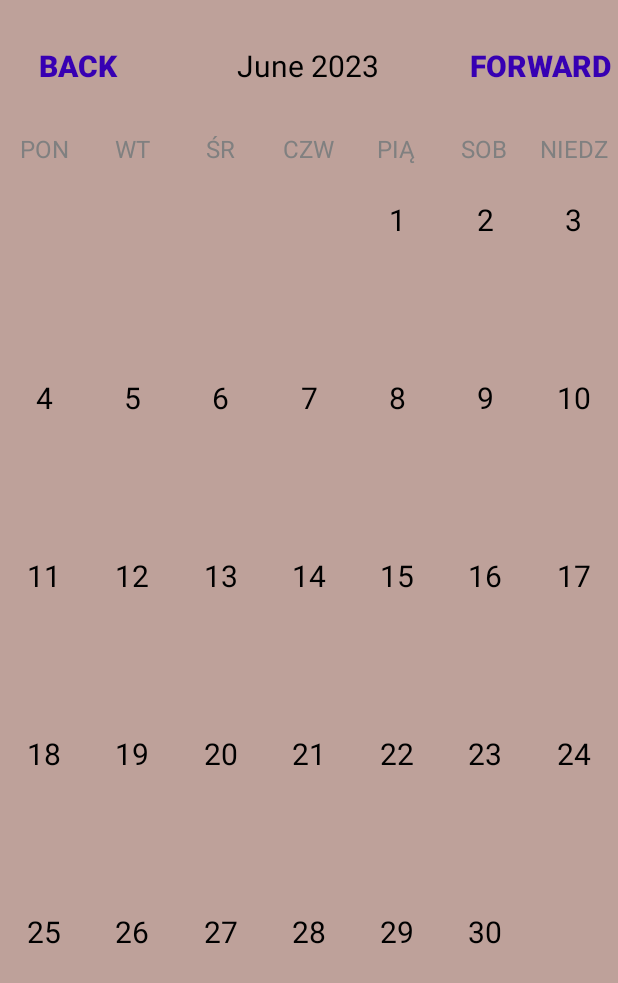
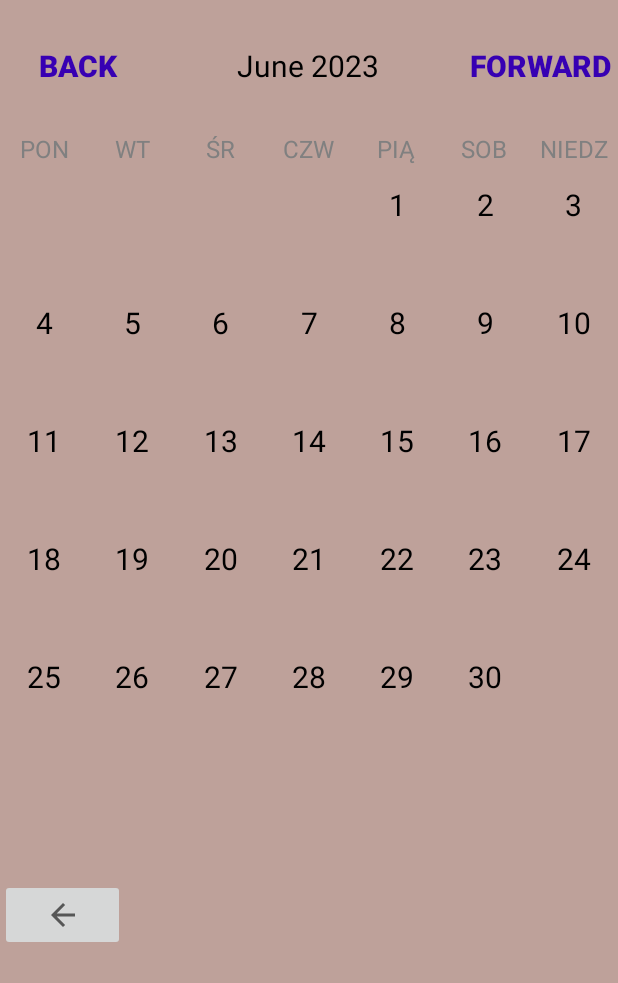
Before and after one commit to StarDust199/MaestroManager, an Android app: the CalendarActivity screen opened directly, with no data from a screen before it, on a phone screen of 412 x 824 dp. Shown: the top 983 px of the screen. Run offline under Robolectric (Android 15) with nearby library versions, the phone set to English and light mode, and no system bars.

Commit message:
fixed another problems with app

```diff
--- a/app/src/main/AndroidManifest.xml
+++ b/app/src/main/AndroidManifest.xml
@@ -47,14 +47,14 @@
                 android:value="" />
         </activity>
         <activity
-            android:name=".AttendanceActivity"
+            android:name=".CalendarActivity"
             android:exported="false">
             <meta-data
                 android:name="android.app.lib_name"
                 android:value="" />
         </activity>
         <activity
-            android:name=".CalendarActivity"
+            android:name=".AttendanceActivity"
             android:exported="false">
             <meta-data
                 android:name="android.app.lib_name"
--- a/app/src/main/java/com/example/maestro/CalendarActivity.java
+++ b/app/src/main/java/com/example/maestro/CalendarActivity.java
@@ -1,19 +1,15 @@
 package com.example.maestro;
-
-
-import androidx.appcompat.app.AppCompatActivity;
-
-import androidx.recyclerview.widget.RecyclerView;
-
-import androidx.recyclerview.widget.GridLayoutManager;
 
 
 import android.content.Intent;
 import android.os.Bundle;
 import android.view.View;
-import android.widget.ImageButton;
 import android.widget.TextView;
 import android.widget.Toast;
+
+import androidx.appcompat.app.AppCompatActivity;
+import androidx.recyclerview.widget.GridLayoutManager;
+import androidx.recyclerview.widget.RecyclerView;
 
 import java.time.LocalDate;
 import java.time.YearMonth;
@@ -30,7 +26,7 @@ public class CalendarActivity extends AppCompatActivity implements CalendarAdapt
     @Override
     protected void onCreate(Bundle savedInstanceState) {
         super.onCreate(savedInstanceState);
-        setContentView(R.layout.test);
+        setContentView(R.layout.activity_calendar);
         mOrientationEventListener = new MyOrientationEventListener(this);
         initWidgets();
         selectedDate = LocalDate.now();
--- a/app/src/main/res/layout/activity_calendar.xml
+++ b/app/src/main/res/layout/activity_calendar.xml
@@ -31,7 +31,7 @@
                 android:layout_width="0dp"
                 android:layout_weight="2"
                 android:layout_height="wrap_content"
-                android:text="Maj 2023"
+                android:text="@string/maj_2023"
                 android:textSize="20sp"
                 android:textAlignment="center"
                 android:textColor="@color/black"/>
@@ -57,7 +57,7 @@
                 android:layout_width="0dp"
                 android:layout_height="wrap_content"
                 android:layout_weight="1"
-                android:text="PON"
+                android:text="@string/pon"
                 android:textColor="@color/gray"
                 android:textAlignment="center"
                 android:textSize="16sp"/>
@@ -66,7 +66,7 @@
                 android:layout_width="0dp"
                 android:layout_height="wrap_content"
                 android:layout_weight="1"
-                android:text="WT"
+                android:text="@string/wt"
                 android:textColor="@color/gray"
                 android:textAlignment="center"
                 android:textSize="16sp"/>
@@ -75,7 +75,7 @@
                 android:layout_width="0dp"
                 android:layout_height="wrap_content"
                 android:layout_weight="1"
-                android:text="ŚR"
+                android:text="@string/sr"
                 android:textColor="@color/gray"
                 android:textAlignment="center"
                 android:textSize="16sp"/>
@@ -84,7 +84,7 @@
                 android:layout_width="0dp"
                 android:layout_height="wrap_content"
                 android:layout_weight="1"
-                android:text="CZW"
+                android:text="@string/czw"
                 android:textColor="@color/gray"
                 android:textAlignment="center"
                 android:textSize="16sp"/>
@@ -93,7 +93,7 @@
                 android:layout_width="0dp"
                 android:layout_height="wrap_content"
                 android:layout_weight="1"
-                android:text="PIĄ"
+                android:text="@string/pi"
                 android:textColor="@color/gray"
                 android:textAlignment="center"
                 android:textSize="16sp"/>
@@ -102,7 +102,7 @@
                 android:layout_width="0dp"
                 android:layout_height="wrap_content"
                 android:layout_weight="1"
-                android:text="SOB"
+                android:text="@string/sob"
                 android:textColor="@color/gray"
                 android:textAlignment="center"
                 android:textSize="16sp"/>
@@ -111,7 +111,7 @@
                 android:layout_width="0dp"
                 android:layout_height="wrap_content"
                 android:layout_weight="1"
-                android:text="NIEDZ"
+                android:text="@string/niedz"
                 android:textColor="@color/gray"
                 android:textAlignment="center"
                 android:textSize="16sp"/>
@@ -122,7 +122,7 @@
     <androidx.recyclerview.widget.RecyclerView
         android:id="@+id/calendarRecyclerView"
         android:layout_width="match_parent"
-        android:layout_height="567dp" />
+        android:layout_height="476dp" />
 
 
     <ImageButton
@@ -137,6 +137,7 @@
         app:layout_constraintTop_toTopOf="parent"
         app:layout_constraintVertical_bias="0.924"
         app:srcCompat="?attr/actionModeCloseDrawable"
-        tools:ignore="SpeakableTextPresentCheck" />
+        tools:ignore="SpeakableTextPresentCheck"
+        android:importantForAccessibility="no" />
 
 </LinearLayout>
--- a/app/src/main/res/layout/test.xml
+++ /dev/null
@@ -1,136 +0,0 @@
-<?xml version="1.0" encoding="utf-8"?>
-<androidx.constraintlayout.widget.ConstraintLayout xmlns:android="http://schemas.android.com/apk/res/android"
-    xmlns:app="http://schemas.android.com/apk/res-auto"
-    xmlns:tools="http://schemas.android.com/tools"
-    android:layout_width="match_parent"
-    android:layout_height="match_parent"
-    android:background="@color/latte_med"
-    tools:context=".CalendarActivity">
-
-    <LinearLayout
-        xmlns:android="http://schemas.android.com/apk/res/android"
-        xmlns:app="http://schemas.android.com/apk/res-auto"
-        xmlns:tools="http://schemas.android.com/tools"
-        android:layout_width="match_parent"
-        android:layout_height="match_parent"
-        android:orientation="vertical"
-        tools:context=".CalendarActivity">
-
-        <LinearLayout
-            android:layout_width="match_parent"
-            android:layout_height="wrap_content"
-            android:orientation="horizontal"
-            android:layout_marginBottom="20dp"
-            android:layout_marginTop="20dp">
-
-            <Button
-                android:layout_width="0dp"
-                android:layout_height="wrap_content"
-                android:layout_weight="1"
-                android:text="@string/back"
-                android:textColor="@color/purple_700"
-                android:background="@null"
-                android:textStyle="bold"
-                android:onClick="previousMonthAction"
-                android:textSize="20sp"/>
-
-            <TextView
-                android:id="@+id/monthYearTV"
-                android:layout_width="0dp"
-                android:layout_weight="2"
-                android:layout_height="wrap_content"
-                android:text="Maj 2023"
-                android:textSize="20sp"
-                android:textAlignment="center"
-                android:textColor="@color/black"/>
-
-            <Button
-                android:layout_width="0dp"
-                android:layout_height="wrap_content"
-                android:layout_weight="1"
-                android:text="@string/forward"
-                android:textColor="@color/purple_700"
-                android:background="@null"
-                android:textStyle="bold"
-                android:onClick="nextMonthAction"
-                android:textSize="20sp"/>
-        </LinearLayout>
-
-        <LinearLayout
-            android:layout_width="match_parent"
-            android:layout_height="wrap_content"
-            android:orientation="horizontal">
-
-            <TextView
-                android:layout_width="0dp"
-                android:layout_height="wrap_content"
-                android:layout_weight="1"
-                android:text="PON"
-                android:textColor="@color/gray"
-                android:textAlignment="center"
-                android:textSize="16sp"/>
-
-            <TextView
-                android:layout_width="0dp"
-                android:layout_height="wrap_content"
-                android:layout_weight="1"
-                android:text="WT"
-                android:textColor="@color/gray"
-                android:textAlignment="center"
-                android:textSize="16sp"/>
-
-            <TextView
-                android:layout_width="0dp"
-                android:layout_height="wrap_content"
-                android:layout_weight="1"
-                android:text="ŚR"
-                android:textColor="@color/gray"
-                android:textAlignment="center"
-                android:textSize="16sp"/>
-
-            <TextView
-                android:layout_width="0dp"
-                android:layout_height="wrap_content"
-                android:layout_weight="1"
-                android:text="CZW"
-                android:textColor="@color/gray"
-                android:textAlignment="center"
-                android:textSize="16sp"/>
-
-            <TextView
-                android:layout_width="0dp"
-                android:layout_height="wrap_content"
-                android:layout_weight="1"
-                android:text="PIĄ"
-                android:textColor="@color/gray"
-                android:textAlignment="center"
-                android:textSize="16sp"/>
-
-            <TextView
-                android:layout_width="0dp"
-                android:layout_height="wrap_content"
-                android:layout_weight="1"
-                android:text="SOB"
-                android:textColor="@color/gray"
-                android:textAlignment="center"
-                android:textSize="16sp"/>
-
-            <TextView
-                android:layout_width="0dp"
-                android:layout_height="wrap_content"
-                android:layout_weight="1"
-                android:text="NIEDZ"
-                android:textColor="@color/gray"
-                android:textAlignment="center"
-                android:textSize="16sp"/>
-
-
-        </LinearLayout>
-
-        <androidx.recyclerview.widget.RecyclerView
-            android:id="@+id/calendarRecyclerView"
-            android:layout_width="match_parent"
-            android:layout_height="match_parent"/>
-
-    </LinearLayout>
-</androidx.constraintlayout.widget.ConstraintLayout>
--- a/app/src/main/res/values/strings.xml
+++ b/app/src/main/res/values/strings.xml
@@ -11,5 +11,13 @@
     <string name="wyloguj">Wyloguj</string>
     <string name="back">back</string>
     <string name="forward">forward</string>
+    <string name="pon">PON</string>
+    <string name="maj_2023">Maj 2023</string>
+    <string name="wt">WT</string>
+    <string name="sr">ŚR</string>
+    <string name="czw">CZW</string>
+    <string name="pi">PIĄ</string>
+    <string name="sob">SOB</string>
+    <string name="niedz">NIEDZ</string>
 
 </resources>
```
Also changed, not shown: app/src/main/java/com/example/maestro/AttendanceActivity.java (+50 -6 lines), app/src/main/res/layout/activity_attendance.xml (+32 -6 lines), app/src/main/res/layout/dialog_mark_attendance.xml (added, +34 -0 lines).
